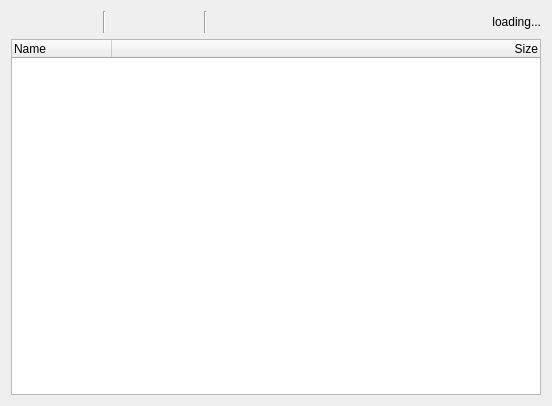
This is dialogfilebrowser.ui in tjohnman/Obsession as Qt 5 draws it before an edit. The edited form follows.
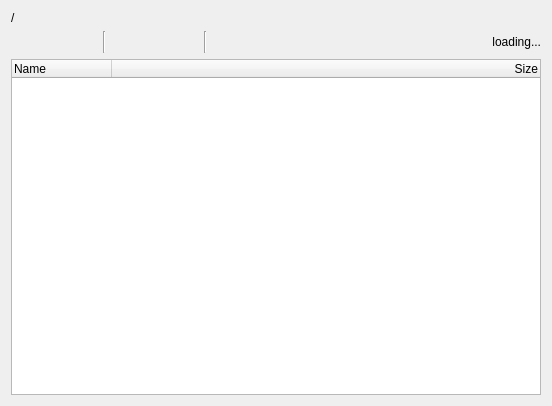
This is the edited form. Icons and pictures are not drawn.

Commit message: Automatic UTF-8 for file browser display

Diff of the .ui file:
```diff
--- a/dialogfilebrowser.ui
+++ b/dialogfilebrowser.ui
@@ -23,7 +23,20 @@
    <bool>false</bool>
   </property>
   <layout class="QGridLayout" name="gridLayout">
-   <item row="0" column="0">
+   <item row="0" column="0" colspan="9">
+    <widget class="QLabel" name="labelPath">
+     <property name="sizePolicy">
+      <sizepolicy hsizetype="Expanding" vsizetype="Preferred">
+       <horstretch>0</horstretch>
+       <verstretch>0</verstretch>
+      </sizepolicy>
+     </property>
+     <property name="text">
+      <string>/</string>
+     </property>
+    </widget>
+   </item>
+   <item row="1" column="0">
     <widget class="QPushButton" name="buttonUp">
      <property name="text">
       <string/>
@@ -43,7 +56,37 @@
      </property>
     </widget>
    </item>
-   <item row="0" column="3">
+   <item row="1" column="1">
+    <widget class="QPushButton" name="buttonRefresh">
+     <property name="enabled">
+      <bool>true</bool>
+     </property>
+     <property name="text">
+      <string/>
+     </property>
+     <property name="icon">
+      <iconset resource="resources.qrc">
+       <normaloff>:/general/interfaceIcons/generalRefresh.png</normaloff>:/general/interfaceIcons/generalRefresh.png</iconset>
+     </property>
+     <property name="iconSize">
+      <size>
+       <width>16</width>
+       <height>16</height>
+      </size>
+     </property>
+     <property name="flat">
+      <bool>true</bool>
+     </property>
+    </widget>
+   </item>
+   <item row="1" column="2">
+    <widget class="Line" name="line_2">
+     <property name="orientation">
+      <enum>Qt::Vertical</enum>
+     </property>
+    </widget>
+   </item>
+   <item row="1" column="3">
     <widget class="QPushButton" name="buttonDownload">
      <property name="enabled">
       <bool>false</bool>
@@ -66,7 +109,7 @@
      </property>
     </widget>
    </item>
-   <item row="0" column="4">
+   <item row="1" column="4">
     <widget class="QPushButton" name="buttonUpload">
      <property name="enabled">
       <bool>true</bool>
@@ -89,14 +132,14 @@
      </property>
     </widget>
    </item>
-   <item row="0" column="5">
+   <item row="1" column="5">
     <widget class="Line" name="line">
      <property name="orientation">
       <enum>Qt::Vertical</enum>
      </property>
     </widget>
    </item>
-   <item row="0" column="6">
+   <item row="1" column="6">
     <widget class="QPushButton" name="buttonDelete">
      <property name="enabled">
       <bool>false</bool>
@@ -119,7 +162,7 @@
      </property>
     </widget>
    </item>
-   <item row="0" column="7">
+   <item row="1" column="7">
     <spacer name="horizontalSpacer_3">
      <property name="orientation">
       <enum>Qt::Horizontal</enum>
@@ -135,7 +178,7 @@
      </property>
     </spacer>
    </item>
-   <item row="0" column="9">
+   <item row="1" column="8">
     <widget class="QLabel" name="label">
      <property name="sizePolicy">
       <sizepolicy hsizetype="Fixed" vsizetype="Preferred">
@@ -157,7 +200,7 @@
      </property>
     </widget>
    </item>
-   <item row="1" column="0" colspan="10">
+   <item row="2" column="0" colspan="9">
     <widget class="QTreeWidget" name="treeWidget">
      <property name="rootIsDecorated">
       <bool>true</bool>
@@ -180,36 +223,6 @@
      </column>
     </widget>
    </item>
-   <item row="0" column="2">
-    <widget class="Line" name="line_2">
-     <property name="orientation">
-      <enum>Qt::Vertical</enum>
-     </property>
-    </widget>
-   </item>
-   <item row="0" column="1">
-    <widget class="QPushButton" name="buttonRefresh">
-     <property name="enabled">
-      <bool>true</bool>
-     </property>
-     <property name="text">
-      <string/>
-     </property>
-     <property name="icon">
-      <iconset resource="resources.qrc">
-       <normaloff>:/general/interfaceIcons/generalRefresh.png</normaloff>:/general/interfaceIcons/generalRefresh.png</iconset>
-     </property>
-     <property name="iconSize">
-      <size>
-       <width>16</width>
-       <height>16</height>
-      </size>
-     </property>
-     <property name="flat">
-      <bool>true</bool>
-     </property>
-    </widget>
-   </item>
   </layout>
  </widget>
  <resources>
```
The commit also changes 2 other files.
